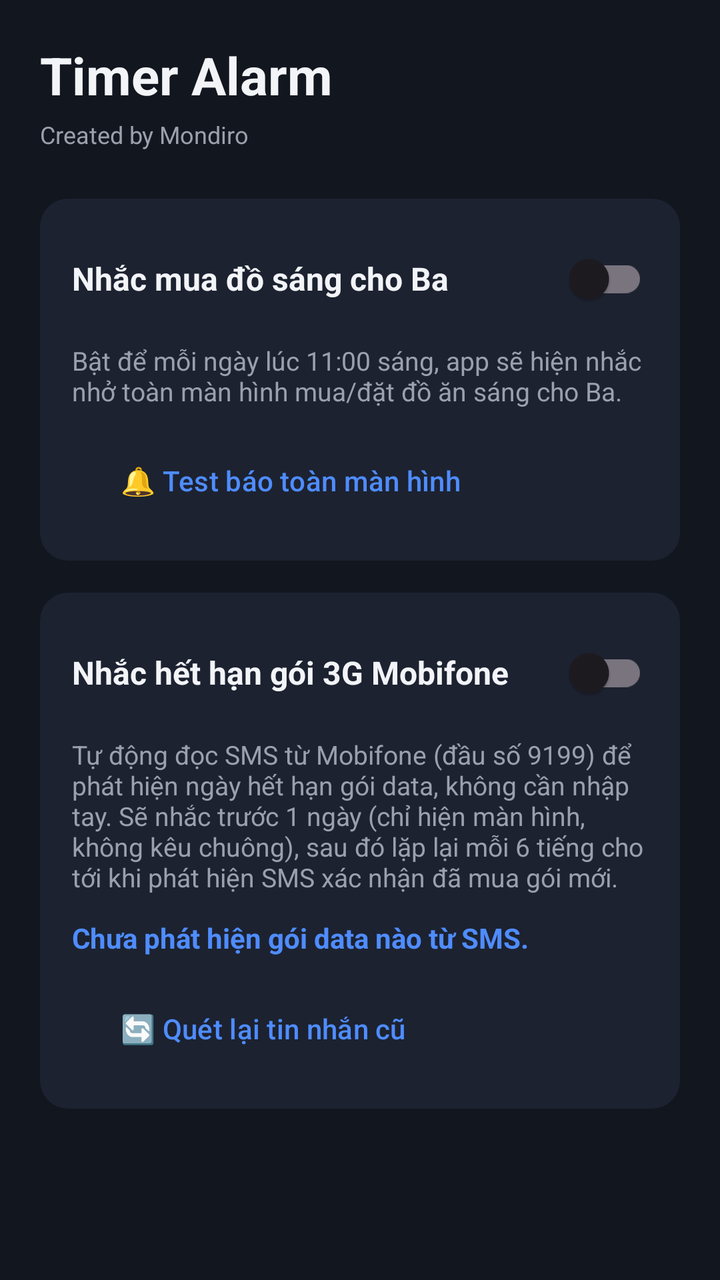
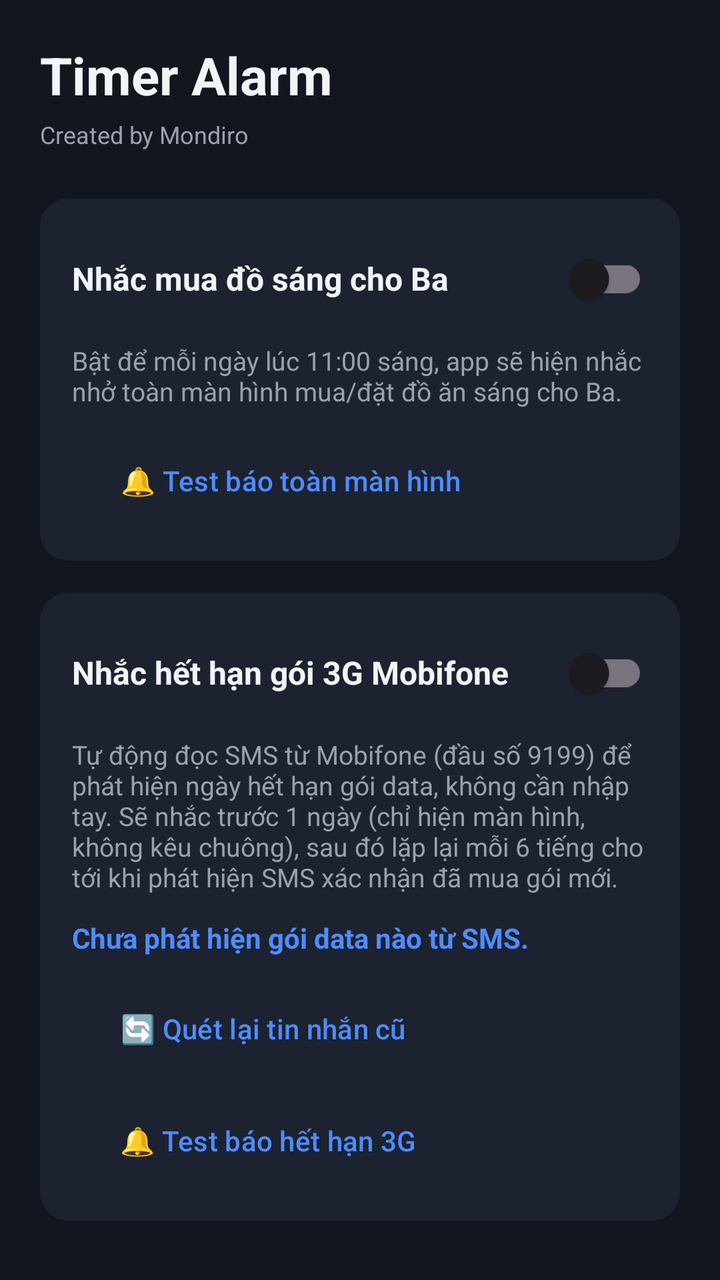

Screens rendered from an Android XML layout before and after an edit, with the pre-edit source and the edit as a unified diff.
<!-- AndroidManifest.xml: application theme Theme.TimerAlarm -->
<!-- res/layout/activity_main.xml -->
<?xml version="1.0" encoding="utf-8"?>
<ScrollView xmlns:android="http://schemas.android.com/apk/res/android"
    android:layout_width="match_parent"
    android:layout_height="match_parent"
    android:background="@color/bg_main">

    <LinearLayout
        android:layout_width="match_parent"
        android:layout_height="wrap_content"
        android:orientation="vertical"
        android:padding="20dp">

        <TextView
            android:layout_width="wrap_content"
            android:layout_height="wrap_content"
            android:text="@string/app_name"
            android:textColor="@color/text_primary"
            android:textSize="26sp"
            android:textStyle="bold"
            android:layout_marginBottom="4dp" />

        <TextView
            android:layout_width="wrap_content"
            android:layout_height="wrap_content"
            android:text="@string/watermark"
            android:textColor="@color/text_dim"
            android:textSize="12sp"
            android:layout_marginBottom="24dp" />

        
        <LinearLayout
            android:layout_width="match_parent"
            android:layout_height="wrap_content"
            android:orientation="vertical"
            android:background="@drawable/bg_card"
            android:padding="16dp"
            android:layout_marginBottom="16dp">

            <LinearLayout
                android:layout_width="match_parent"
                android:layout_height="wrap_content"
                android:orientation="horizontal"
                android:gravity="center_vertical">

                <TextView
                    android:layout_width="0dp"
                    android:layout_height="wrap_content"
                    android:layout_weight="1"
                    android:text="@string/breakfast_title"
                    android:textColor="@color/text_primary"
                    android:textSize="16sp"
                    android:textStyle="bold" />

                <com.google.android.material.switchmaterial.SwitchMaterial
                    android:id="@+id/switchBreakfast"
                    android:layout_width="wrap_content"
                    android:layout_height="wrap_content" />
            </LinearLayout>

            <TextView
                android:layout_width="match_parent"
                android:layout_height="wrap_content"
                android:text="@string/breakfast_desc"
                android:textColor="@color/text_dim"
                android:textSize="13sp"
                android:layout_marginTop="8dp" />

            <Button
                android:id="@+id/btnTestFullScreen"
                android:layout_width="wrap_content"
                android:layout_height="wrap_content"
                android:text="@string/btn_test_fullscreen"
                android:textAllCaps="false"
                android:backgroundTint="@color/surface"
                android:textColor="@color/accent"
                android:layout_marginTop="12dp" />
        </LinearLayout>

        
        <LinearLayout
            android:layout_width="match_parent"
            android:layout_height="wrap_content"
            android:orientation="vertical"
            android:background="@drawable/bg_card"
            android:padding="16dp">

            <LinearLayout
                android:layout_width="match_parent"
                android:layout_height="wrap_content"
                android:orientation="horizontal"
                android:gravity="center_vertical">

                <TextView
                    android:layout_width="0dp"
                    android:layout_height="wrap_content"
                    android:layout_weight="1"
                    android:text="@string/data_title"
                    android:textColor="@color/text_primary"
                    android:textSize="16sp"
                    android:textStyle="bold" />

                <com.google.android.material.switchmaterial.SwitchMaterial
                    android:id="@+id/switchData"
                    android:layout_width="wrap_content"
                    android:layout_height="wrap_content" />
            </LinearLayout>

            <TextView
                android:layout_width="match_parent"
                android:layout_height="wrap_content"
                android:text="@string/data_desc"
                android:textColor="@color/text_dim"
                android:textSize="13sp"
                android:layout_marginTop="8dp" />

            <TextView
                android:id="@+id/tvExpiryStatus"
                android:layout_width="match_parent"
                android:layout_height="wrap_content"
                android:text="@string/data_status_none"
                android:textColor="@color/accent"
                android:textSize="14sp"
                android:textStyle="bold"
                android:layout_marginTop="12dp" />

            <Button
                android:id="@+id/btnRescan"
                android:layout_width="wrap_content"
                android:layout_height="wrap_content"
                android:text="@string/btn_rescan"
                android:textAllCaps="false"
                android:backgroundTint="@color/surface"
                android:textColor="@color/accent"
                android:layout_marginTop="12dp" />
        </LinearLayout>

    </LinearLayout>
</ScrollView>
<!-- resources referenced by this layout -->
<resources>
  <color name="accent">#4F8CFF</color>
  <color name="bg_main">#12161F</color>
  <color name="surface">#1C2230</color>
  <color name="text_dim">#9AA0AC</color>
  <color name="text_primary">#F2F4F8</color>
  <!-- drawable bg_card (drawable) -->
  <?xml version="1.0" encoding="utf-8"?>
  <shape xmlns:android="http://schemas.android.com/apk/res/android">
      <solid android:color="@color/surface" />
      <corners android:radius="14dp" />
  </shape>
  <string name="app_name">Timer Alarm</string>
  <string name="breakfast_desc">Bật để mỗi ngày lúc 11:00 sáng, app sẽ hiện nhắc nhở toàn màn hình mua/đặt đồ ăn sáng cho Ba.</string>
  <string name="breakfast_title">Nhắc mua đồ sáng cho Ba</string>
  <string name="btn_rescan">🔄 Quét lại tin nhắn cũ</string>
  <string name="btn_test_fullscreen">🔔 Test báo toàn màn hình</string>
  <string name="data_desc">Tự động đọc SMS từ Mobifone (đầu số 9199) để phát hiện ngày hết hạn gói data, không cần nhập tay. Sẽ nhắc trước 1 ngày (chỉ hiện màn hình, không kêu chuông), sau đó lặp lại mỗi 6 tiếng cho tới khi phát hiện SMS xác nhận đã mua gói mới.</string>
  <string name="data_status_none">Chưa phát hiện gói data nào từ SMS.</string>
  <string name="data_title">Nhắc hết hạn gói 3G Mobifone</string>
  <string name="watermark">Created by Mondiro</string>
  <style name="Theme.TimerAlarm" parent="Theme.Material3.DayNight.NoActionBar">
          <item name="colorPrimary">@color/accent</item>
          <item name="android:windowBackground">@color/bg_main</item>
      </style>
</resources>

<!-- the commit's change to res/layout/activity_main.xml (unified diff, before → after) -->
@@ -132,6 +132,16 @@
                 android:backgroundTint="@color/surface"
                 android:textColor="@color/accent"
                 android:layout_marginTop="12dp" />
+
+            <Button
+                android:id="@+id/btnTestDataExpiry"
+                android:layout_width="wrap_content"
+                android:layout_height="wrap_content"
+                android:text="@string/btn_test_data_expiry"
+                android:textAllCaps="false"
+                android:backgroundTint="@color/surface"
+                android:textColor="@color/accent"
+                android:layout_marginTop="8dp" />
         </LinearLayout>
 
     </LinearLayout>
<!-- resource entries referenced after the edit -->
@@ -15,6 +15,7 @@
   <string name="breakfast_desc">Bật để mỗi ngày lúc 11:00 sáng, app sẽ hiện nhắc nhở toàn màn hình mua/đặt đồ ăn sáng cho Ba.</string>
   <string name="breakfast_title">Nhắc mua đồ sáng cho Ba</string>
   <string name="btn_rescan">🔄 Quét lại tin nhắn cũ</string>
+  <string name="btn_test_data_expiry">🔔 Test báo hết hạn 3G</string>
   <string name="btn_test_fullscreen">🔔 Test báo toàn màn hình</string>
   <string name="data_desc">Tự động đọc SMS từ Mobifone (đầu số 9199) để phát hiện ngày hết hạn gói data, không cần nhập tay. Sẽ nhắc trước 1 ngày (chỉ hiện màn hình, không kêu chuông), sau đó lặp lại mỗi 6 tiếng cho tới khi phát hiện SMS xác nhận đã mua gói mới.</string>
   <string name="data_status_none">Chưa phát hiện gói data nào từ SMS.</string>
